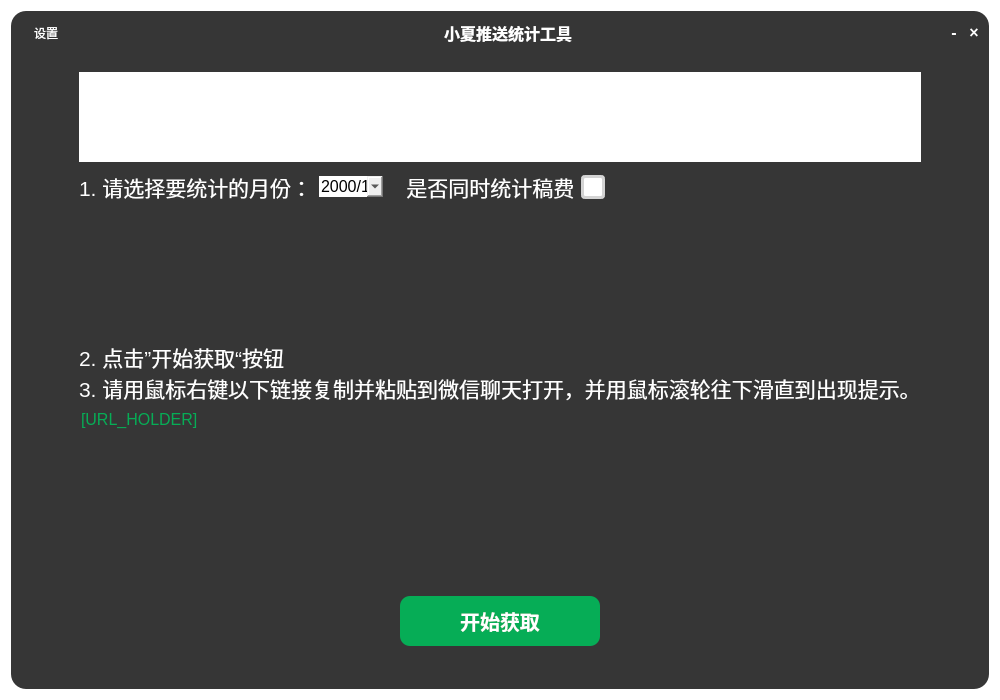
Epochmaking/xiaoxia_contribution_statistic_tool, file ui/ui_design/main_win.ui: the form before one commit.
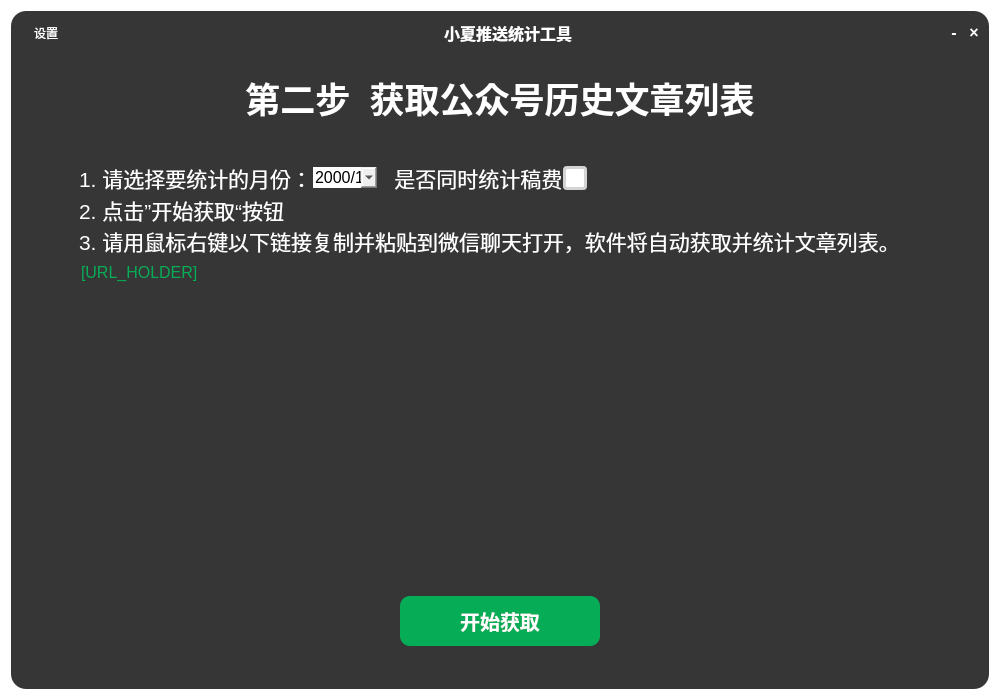
The form after the commit. The open tabs and pages were chosen to show the change. Icons and pictures are not drawn.

Commit message: fix: 优化ui界面显示，修复ui无法在win10系统上正常显示的问题

```diff
--- a/ui/ui_design/main_win.ui
+++ b/ui/ui_design/main_win.ui
@@ -963,33 +963,15 @@
                 <property name="bottomMargin">
                  <number>0</number>
                 </property>
-                <item alignment="Qt::AlignmentFlag::AlignTop">
-                 <widget class="QTextBrowser" name="textBrowser_2">
-                  <property name="sizePolicy">
-                   <sizepolicy hsizetype="Expanding" vsizetype="Minimum">
-                    <horstretch>0</horstretch>
-                    <verstretch>0</verstretch>
-                   </sizepolicy>
-                  </property>
-                  <property name="maximumSize">
-                   <size>
-                    <width>16777215</width>
-                    <height>90</height>
-                   </size>
-                  </property>
-                  <property name="mouseTracking">
-                   <bool>false</bool>
-                  </property>
-                  <property name="acceptDrops">
-                   <bool>false</bool>
-                  </property>
-                  <property name="html">
+                <item>
+                 <widget class="QLabel" name="label_9">
+                  <property name="text">
                    <string>&lt;!DOCTYPE HTML PUBLIC &quot;-//W3C//DTD HTML 4.0//EN&quot; &quot;http://www.w3.org/TR/REC-html40/strict.dtd&quot;&gt;
 &lt;html&gt;&lt;head&gt;&lt;meta name=&quot;qrichtext&quot; content=&quot;1&quot; /&gt;&lt;meta charset=&quot;utf-8&quot; /&gt;&lt;style type=&quot;text/css&quot;&gt;
 p, li { white-space: pre-wrap; }
 hr { height: 1px; border-width: 0; }
-li.unchecked::marker { content: &quot;\2610&quot;; }
-li.checked::marker { content: &quot;\2612&quot;; }
+li.unchecked::marker { content: &quot;2610&quot;; }
+li.checked::marker { content: &quot;2612&quot;; }
 &lt;/style&gt;&lt;/head&gt;&lt;body style=&quot; font-family:'Microsoft YaHei UI'; font-size:9pt; font-weight:400; font-style:normal;&quot;&gt;
 &lt;p align=&quot;center&quot; style=&quot; margin-top:0px; margin-bottom:0px; margin-left:0px; margin-right:0px; -qt-block-indent:0; text-indent:0px;&quot;&gt;&lt;span style=&quot; font-size:26pt; font-weight:700; color:#ffffff;&quot;&gt;第二步  获取公众号历史文章列表&lt;/span&gt;&lt;/p&gt;
 &lt;p align=&quot;center&quot; style=&quot;-qt-paragraph-type:empty; margin-top:15px; margin-bottom:0px; margin-left:0px; margin-right:0px; -qt-block-indent:0; text-indent:0px; color:#ffffff;&quot;&gt;&lt;br /&gt;&lt;/p&gt;&lt;/body&gt;&lt;/html&gt;</string>
@@ -1008,12 +990,18 @@
                 <string notr="true"/>
                </property>
                <layout class="QHBoxLayout" name="horizontalLayout_5">
+                <property name="spacing">
+                 <number>0</number>
+                </property>
                 <property name="leftMargin">
                  <number>50</number>
                 </property>
                 <property name="rightMargin">
                  <number>50</number>
                 </property>
+                <property name="bottomMargin">
+                 <number>0</number>
+                </property>
                 <item>
                  <widget class="QLabel" name="label">
                   <property name="font">
@@ -1186,6 +1174,9 @@
                 <property name="leftMargin">
                  <number>50</number>
                 </property>
+                <property name="topMargin">
+                 <number>0</number>
+                </property>
                 <property name="rightMargin">
                  <number>50</number>
                 </property>
@@ -1201,7 +1192,7 @@
                   </property>
                   <property name="text">
                    <string>2. 点击”开始获取“按钮
-3. 请用鼠标右键以下链接复制并粘贴到微信聊天打开，并用鼠标滚轮往下滑直到出现提示。</string>
+3. 请用鼠标右键以下链接复制并粘贴到微信聊天打开，软件将自动获取并统计文章列表。</string>
                   </property>
                  </widget>
                 </item>
@@ -1371,6 +1362,19 @@
                </layout>
               </widget>
              </item>
+             <item>
+              <spacer name="verticalSpacer">
+               <property name="orientation">
+                <enum>Qt::Orientation::Vertical</enum>
+               </property>
+               <property name="sizeHint" stdset="0">
+                <size>
+                 <width>20</width>
+                 <height>40</height>
+                </size>
+               </property>
+              </spacer>
+             </item>
              <item alignment="Qt::AlignmentFlag::AlignBottom">
               <widget class="QWidget" name="btn_container_2" native="true">
                <property name="minimumSize">
```
Left out of the diff: 29 changed lines with no effect on the pictures. The commit also changes 2 other files.
